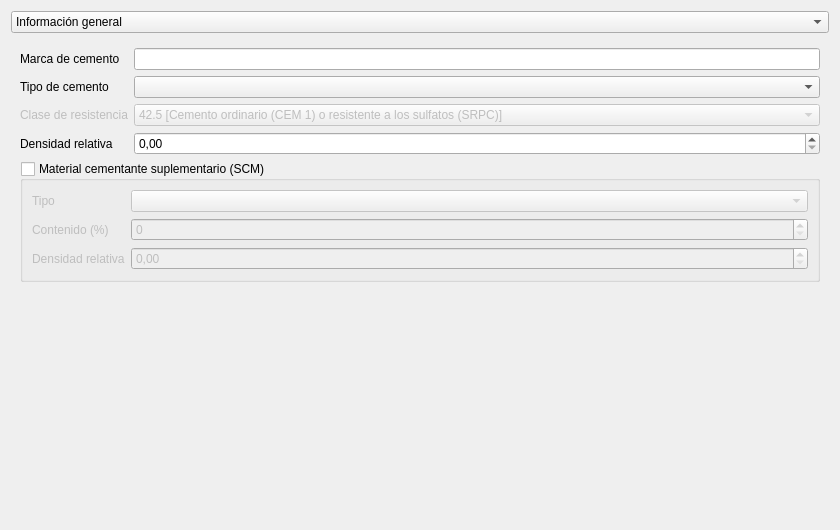
Qt form gui/ui/regular_concrete_widget.ui (AMK-ULTRA/Concretus) before a commit.
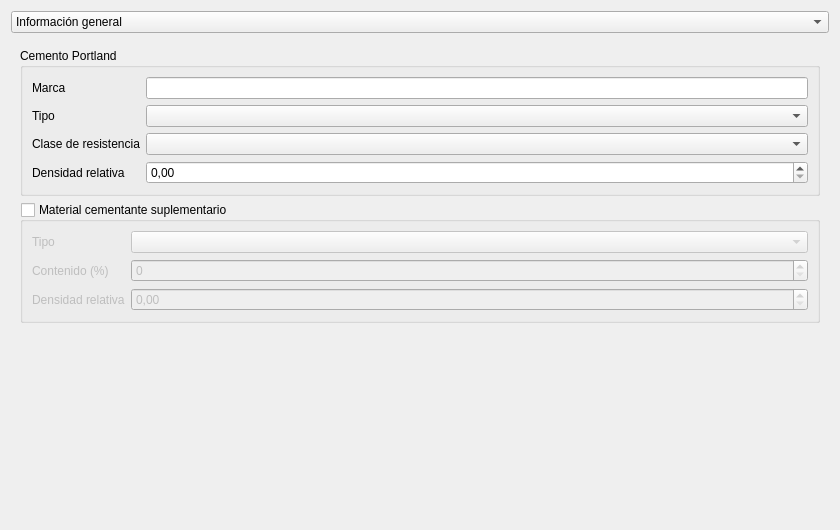
The same form after that commit. The open tabs and pages were chosen to show the change.

Diff of the .ui file:
```diff
--- a/gui/ui/regular_concrete_widget.ui
+++ b/gui/ui/regular_concrete_widget.ui
@@ -709,11 +709,28 @@
      <widget class="QWidget" name="cementitious_materials">
       <layout class="QVBoxLayout" name="verticalLayout_3" stretch="0,0,1">
        <item>
-        <layout class="QFormLayout" name="formLayout_cement">
+        <widget class="QGroupBox" name="groupBox_cement">
+         <property name="title">
+          <string>Cemento Portland</string>
+         </property>
+         <layout class="QFormLayout" name="formLayout_9">
+          <item row="0" column="0">
+           <widget class="QLabel" name="label_cement_seller">
+            <property name="text">
+             <string>Marca</string>
+            </property>
+            <property name="buddy">
+             <cstring>lineEdit_cement_seller</cstring>
+            </property>
+           </widget>
+          </item>
+          <item row="0" column="1">
+           <widget class="QLineEdit" name="lineEdit_cement_seller"/>
+          </item>
          <item row="1" column="0">
           <widget class="QLabel" name="label_cement_type">
            <property name="text">
-            <string>Tipo de cemento</string>
+             <string>Tipo</string>
            </property>
            <property name="buddy">
             <cstring>comboBox_cement_type</cstring>
@@ -726,7 +743,7 @@
          <item row="2" column="0">
           <widget class="QLabel" name="label_cement_class">
            <property name="enabled">
-            <bool>false</bool>
+             <bool>true</bool>
            </property>
            <property name="text">
             <string>Clase de resistencia</string>
@@ -739,18 +756,8 @@
          <item row="2" column="1">
           <widget class="QComboBox" name="comboBox_cement_class">
            <property name="enabled">
-            <bool>false</bool>
-           </property>
-           <item>
-            <property name="text">
-             <string>42.5 [Cemento ordinario (CEM 1) o resistente a los sulfatos (SRPC)]</string>
-            </property>
-           </item>
-           <item>
-            <property name="text">
-             <string>52.5 [Cemento portland de endurecimiento rápido]</string>
-            </property>
-           </item>
+             <bool>true</bool>
+            </property>
           </widget>
          </item>
          <item row="3" column="0">
@@ -776,20 +783,8 @@
            </property>
           </widget>
          </item>
-         <item row="0" column="0">
-          <widget class="QLabel" name="label_cement_seller">
-           <property name="text">
-            <string>Marca de cemento</string>
-           </property>
-           <property name="buddy">
-            <cstring>lineEdit_cement_seller</cstring>
-           </property>
-          </widget>
-         </item>
-         <item row="0" column="1">
-          <widget class="QLineEdit" name="lineEdit_cement_seller"/>
-         </item>
-        </layout>
+         </layout>
+        </widget>
        </item>
        <item>
         <widget class="QGroupBox" name="groupBox_SCM">
@@ -803,7 +798,7 @@
           </sizepolicy>
          </property>
          <property name="title">
-          <string>Material cementante suplementario (SCM)</string>
+          <string>Material cementante suplementario</string>
          </property>
          <property name="checkable">
           <bool>true</bool>
```
Left out of the diff: 20 changed lines with no effect on the pictures. Lines whose indentation alone changed are shown as unchanged.
